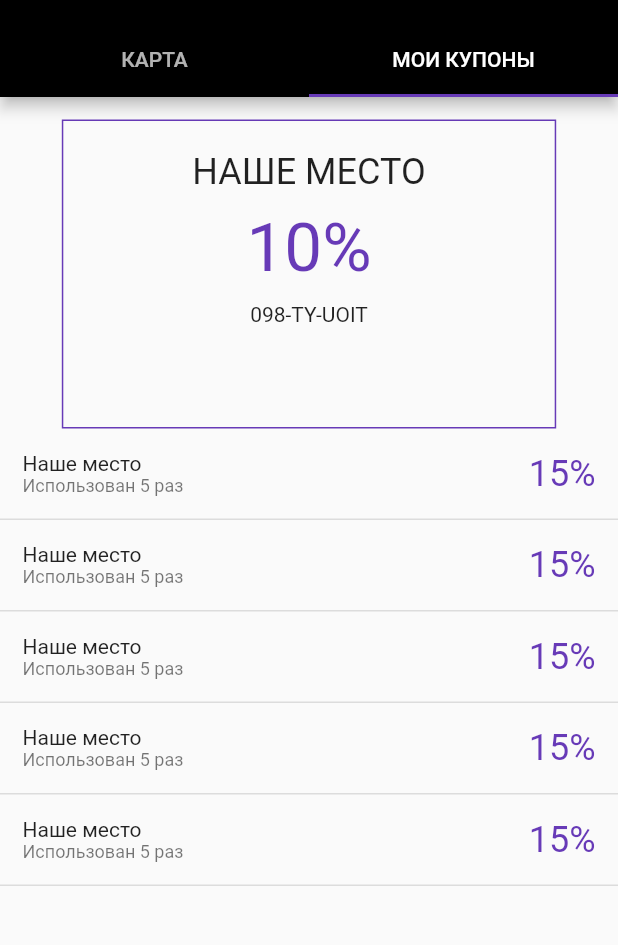
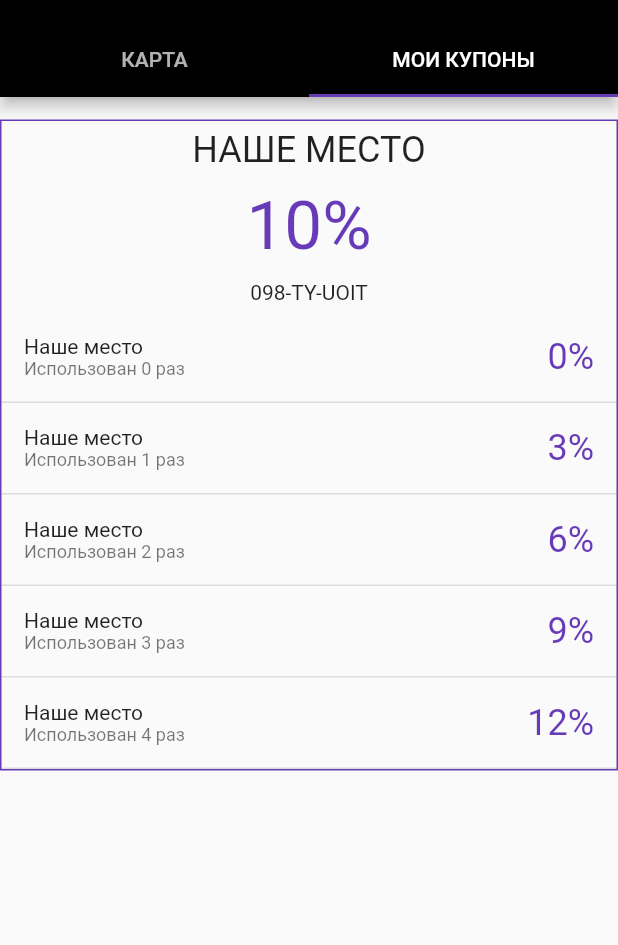
Before and after one commit to lidaev/one_two_quest, a Flutter app: the screen it shows after launch, tab 2 chosen, on a phone screen of 412 x 824 dp, the part 59-1004 px from its top. Run offline on Flutter 3.47's test engine with Material 2 defaults, Android fonts, the phone set to English and light mode, and no system bars; our stand-ins replace flutter_map, latlong.

Commit message:
fixed the proportions in the promo list screen

```diff
--- a/lib/list_promo.dart
+++ b/lib/list_promo.dart
@@ -8,12 +8,22 @@ class ListPromo extends StatelessWidget {
         child: Column(
       children: <Widget>[
         Container(
-          width: MediaQuery.of(context).size.width * 0.8,
-          height: MediaQuery.of(context).size.height * 0.25,
-          padding: EdgeInsets.symmetric(vertical: 15.0),
           decoration: BoxDecoration(
             border: Border.all(color: Colors.deepPurple, width: 1.0)
             ),
+          child: ListView(
+            shrinkWrap: true,
+            children: _buildTickets(context),
+          ),
+        ),
+
+      ],
+    ));
+  }
+
+  List<Widget> _buildTickets(BuildContext context){
+    List<Widget> receivedTickets  =  <Widget>[
+      Container(
         child: Column(
           children: <Widget>[
             Container(
@@ -27,21 +37,23 @@ class ListPromo extends StatelessWidget {
             Container(
               padding: EdgeInsets.symmetric(vertical: 5.0),
               child: Text("098-TY-UOIT", style: Theme.of(context).textTheme.body1),
-              )
+            ),
           ],
         ),
       ),
-        ListView.builder(
-            shrinkWrap: true,
-            itemCount: 5,
-            itemBuilder: (ctx, index) {
-              return _getListItem(
-                  "Наше место", "Использован 5 раз", "15%", ctx);
-            })
-      ],
-    ));
+    ];
+    List<Widget> usedTickets = _getInUseTickets(context);
+    receivedTickets.addAll(usedTickets);
+    return receivedTickets;
   }
 
+  List<Widget> _getInUseTickets(BuildContext c){
+    return List<Widget>.generate(5, (ind){
+      return _getListItem(
+              "Наше место", "Использован $ind раз", "${ind * 3}%", c);
+    });
+
+  }
   Widget _getListItem(
       String primaryText, secondaryText, discount, BuildContext context) {
     return Container(
```
Lines whose indentation alone changed are shown as unchanged.
